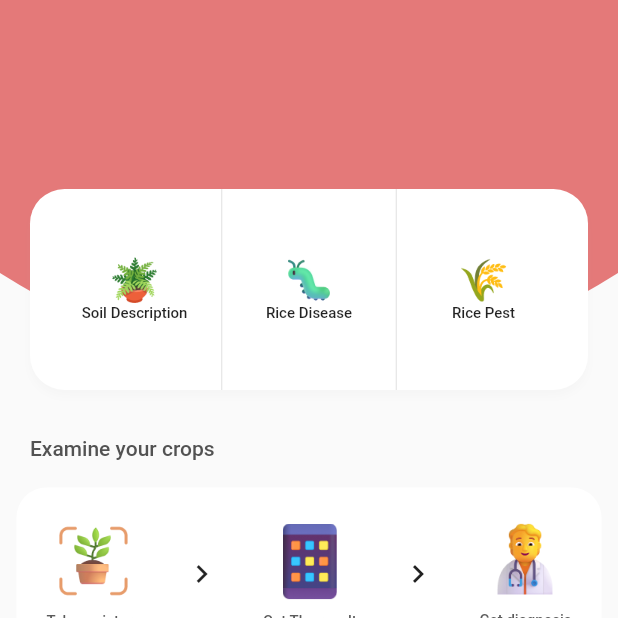
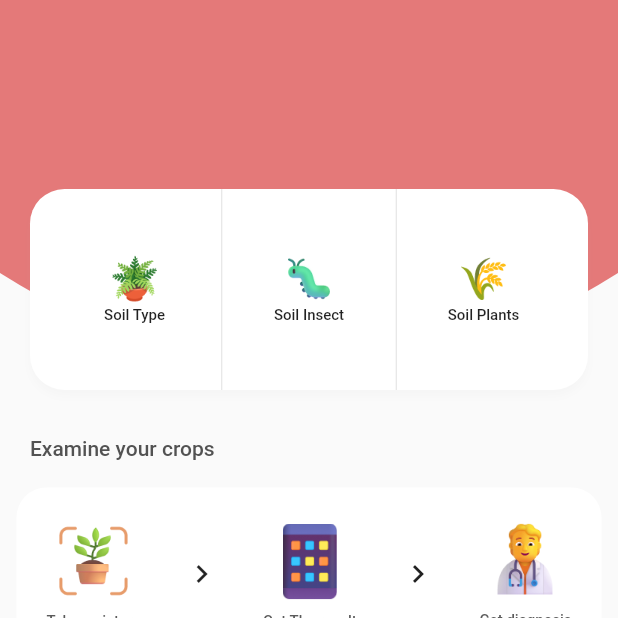
Before and after one commit to Abhinav1004/Soil-Moisture-Prediction, a Flutter app: the screen it shows after launch, on a phone screen of 412 x 824 dp, the top half of it. Run offline on Flutter 3.47's test engine with Material 2 defaults, Android fonts, the phone set to English and light mode, and no system bars; our stand-ins replace bloc, flutter_bloc, image_picker; missing offline and left inert: tflite.

Commit message:
♻️ changed button names and added little padding

```diff
--- a/lib/features/home/presentation/components/top_button_group.dart
+++ b/lib/features/home/presentation/components/top_button_group.dart
@@ -42,15 +42,15 @@ class _TopButtonGroupState extends State<TopButtonGroup> {
         padding: const EdgeInsets.symmetric(horizontal: 12),
         child: Row(
           children: [
-            _buildButton("assets/icons/noto_potted-plant.png", "Soil Description", onSoilClick),
+            _buildButton("assets/icons/noto_potted-plant.png", "Soil Type", onSoilClick),
             const VerticalDivider(
               width: 1,
             ),
-            _buildButton("assets/icons/fluent-emoji_bug.png", "Rice Disease", onDiseaseClick),
+            _buildButton("assets/icons/fluent-emoji_bug.png", "Soil Insect", onDiseaseClick),
             const VerticalDivider(
               width: 1,
             ),
-            _buildButton("assets/icons/noto_sheaf-of-rice.png", "Rice Pest", onPestClick)
+            _buildButton("assets/icons/noto_sheaf-of-rice.png", "Soil Plants", onPestClick)
           ],
         ),
       ),
@@ -70,6 +70,9 @@ class _TopButtonGroupState extends State<TopButtonGroup> {
                 image,
                 height: 32,
               ),
+              const SizedBox(
+                height: 2,
+              ),
               Text(
                 label,
                 style: const TextStyle(
```
